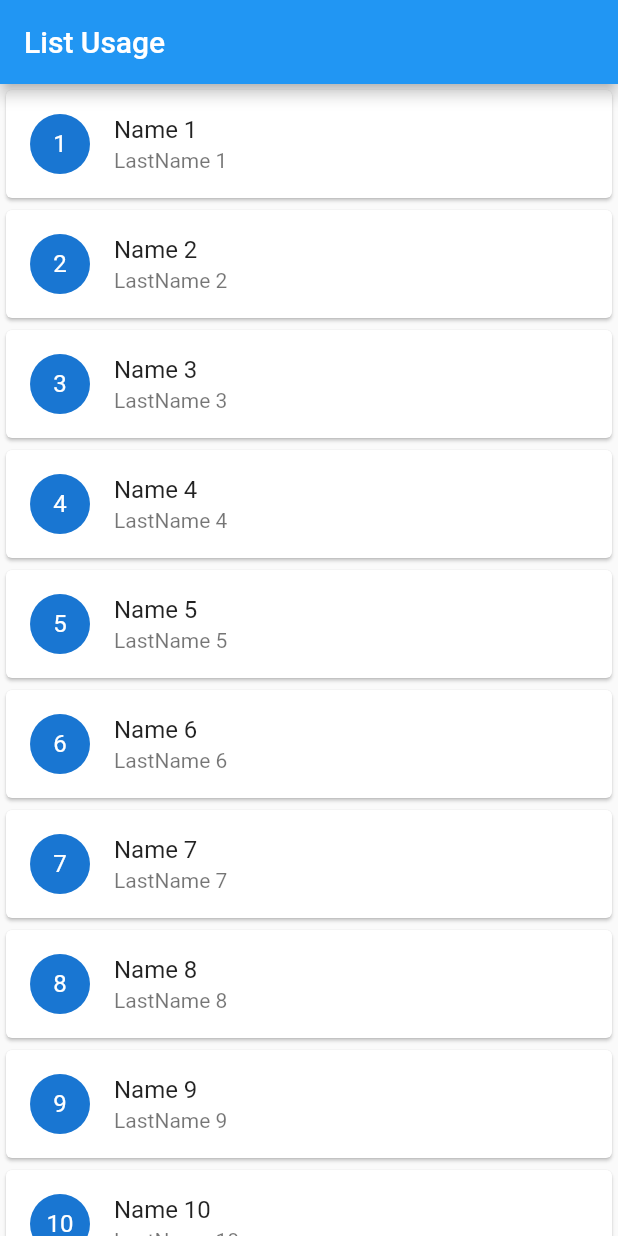
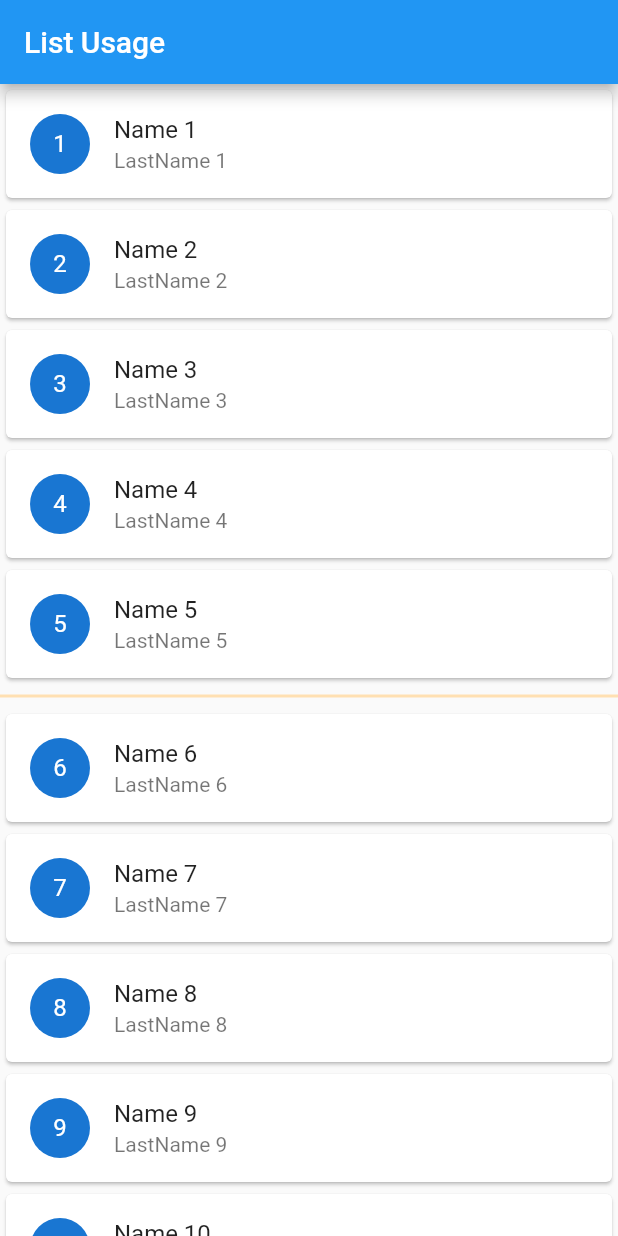
Before and after one commit to mohammadreza-jamali/flutterLearningFundementals, a Flutter app: the screen it shows after launch, on a phone screen of 412 x 824 dp. Run offline on Flutter 3.47's test engine with Material 2 defaults, Android fonts, the phone set to English and light mode, and no system bars; our stand-ins replace flutter_easyloading.

Commit message:
feat:add 3rd party library feat:resource friend list view

```diff
--- a/lib/list_usage.dart
+++ b/lib/list_usage.dart
@@ -1,5 +1,5 @@
 import 'package:flutter/material.dart';
-
+import 'package:flutter_easyloading/flutter_easyloading.dart';
 class ListUsage extends StatelessWidget {
    ListUsage({super.key});
 
@@ -12,7 +12,38 @@ class ListUsage extends StatelessWidget {
       appBar: AppBar(
         title:Text("List Usage"),
       ),
-      body:  ListView(
+      body:ListView.separated(itemBuilder: (context, index){
+        return Card(
+          child: ListTile(
+            onTap: (){
+              //print("tapped Item is $index");
+              EasyLoading.instance.backgroundColor=Colors.purple;
+              EasyLoading.showToast('item ${index+1} is tapped',
+              duration: Duration(seconds: 5),
+              toastPosition: EasyLoadingToastPosition.bottom,
+              dismissOnTap: true);
+            },
+                      leading: CircleAvatar(
+                        child: Text(items[index].id.toString()),
+                      ),
+                      title: Text(items[index].name),
+                      subtitle: Text(items[index].lastName),
+                    ),
+        );
+      },
+      separatorBuilder: (context, index){
+        if((index+1)%5==0)
+        return Divider( thickness: 2,color: Colors.orange.shade100,);
+
+        return SizedBox();
+      },
+      itemCount: items.length,
+      )
+      );
+  }
+
+  ListView classicListView() {
+    return ListView(
         children: items
             .map((item) => Card(
               child: ListTile(
@@ -23,7 +54,7 @@ class ListUsage extends StatelessWidget {
                     subtitle: Text(item.lastName),
                   ),
             ))
-              .toList()));
+            .toList());
   }
 }
 class Person{
--- a/pubspec.yaml
+++ b/pubspec.yaml
@@ -36,6 +36,7 @@ dependencies:
   # The following adds the Cupertino Icons font to your application.
   # Use with the CupertinoIcons class for iOS style icons.
   cupertino_icons: ^1.0.2
+  flutter_easyloading: ^3.0.5
 
 dev_dependencies:
   flutter_test:
```
Also changed, not shown: lib/main.dart (+21 -2 lines), pubspec.lock. Lines whose indentation alone changed are shown as unchanged.
